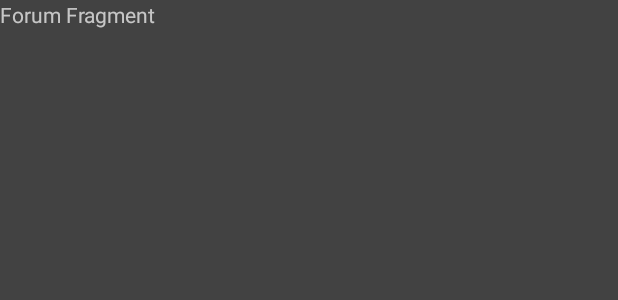
After one commit to Floatjitsu/S-APP, an Android app: the layout fragment_forum.xml on its own in the app's theme, with its tools: preview values and no code run, on a phone screen of 412 x 824 dp. The commit adds this screen. Shown: the top 300 px of the screen. Run offline under Robolectric (Android 15) with nearby library versions, the phone set to English and light mode, and no system bars.

Commit message:
added fragments for the 3 different contents

```diff
--- /dev/null
+++ b/app/src/main/res/layout/fragment_forum.xml
@@ -0,0 +1,16 @@
+<?xml version="1.0" encoding="utf-8"?>
+<android.support.constraint.ConstraintLayout
+    xmlns:android="http://schemas.android.com/apk/res/android"
+    android:layout_width="match_parent"
+    android:layout_height="match_parent"
+    xmlns:app="http://schemas.android.com/apk/res-auto"
+    android:background="@color/colorPrimary">
+
+    <TextView
+        android:layout_width="wrap_content"
+        android:layout_height="wrap_content"
+        app:layout_constraintTop_toTopOf="parent"
+        app:layout_constraintLeft_toLeftOf="parent"
+        android:text="Forum Fragment"/>
+
+</android.support.constraint.ConstraintLayout>
--- a/app/src/main/res/menu/navigation.xml
+++ b/app/src/main/res/menu/navigation.xml
@@ -2,17 +2,17 @@
 <menu xmlns:android="http://schemas.android.com/apk/res/android">
 
     <item
-        android:id="@+id/navigation_home"
+        android:id="@+id/navigation_forum"
         android:icon="@drawable/ic_forum_icon_grey"
         android:title="@string/forum" />
 
     <item
-        android:id="@+id/navigation_dashboard"
+        android:id="@+id/navigation_news"
         android:icon="@drawable/ic_news_icon_grey"
         android:title="@string/news" />
 
     <item
-        android:id="@+id/navigation_notifications"
+        android:id="@+id/navigation_calendar"
         android:icon="@drawable/ic_calendar_icon_grey"
         android:title="@string/calendar" />
 
```
Also changed, not shown: app/src/main/java/com/main/s_app/Calendar.java (added, +18 -0 lines), app/src/main/java/com/main/s_app/Forum.java (added, +18 -0 lines), app/src/main/java/com/main/s_app/Login.java (+9 -0 lines), app/src/main/java/com/main/s_app/MainActivity.java (+16 -11 lines), app/src/main/java/com/main/s_app/News.java (added, +18 -0 lines), app/src/main/res/layout/activity_main.xml (+5 -9 lines), app/src/main/res/layout/fragment_calendar.xml (added, +15 -0 lines), app/src/main/res/layout/fragment_news.xml (added, +15 -0 lines).
